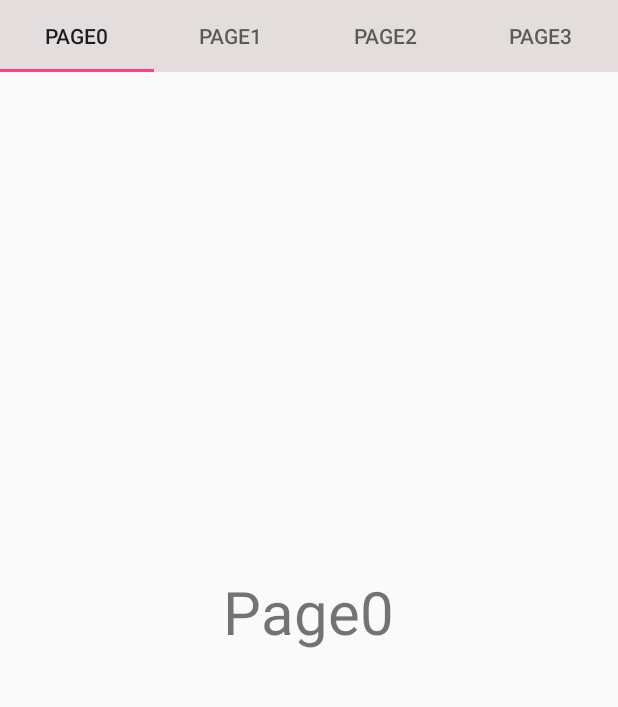
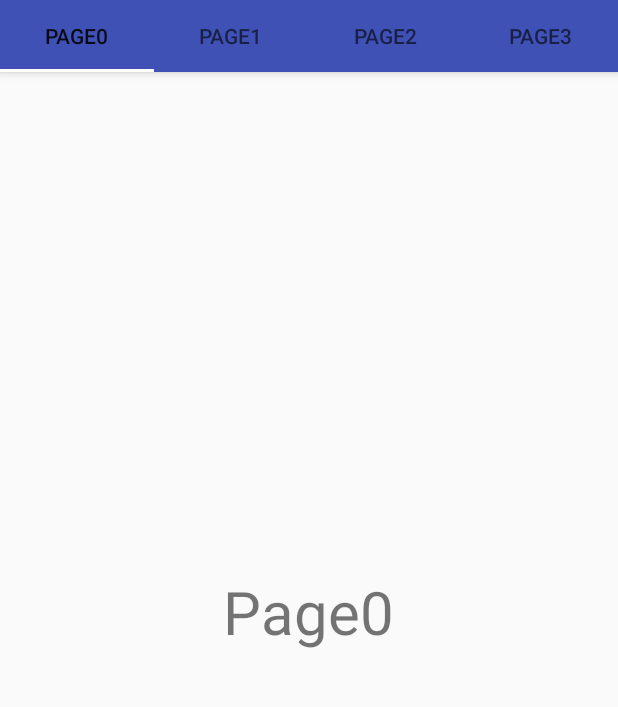
Before and after one commit to hptg1994/ViewPagerPractice, an Android app: the screen it shows after launch (MainActivity), on a phone screen of 412 x 824 dp, the part 84-791 px from its top. Run offline under Robolectric (Android 15) with nearby library versions, the phone set to English and light mode, and no system bars.

Commit message:
Debuging Finish and TEACHER IS USELESS

```diff
--- a/app/build.gradle
+++ b/app/build.gradle
@@ -26,6 +26,6 @@ dependencies {
     })
     compile 'com.android.support:appcompat-v7:26.+'
     compile 'com.android.support:design:26.+'
-    compile 'com.android.support.constraint:constraint-layout:1.0.2'
+//    compile 'com.android.support.constraint:constraint-layout:1.0.2'
     testCompile 'junit:junit:4.12'
 }
--- a/app/src/main/AndroidManifest.xml
+++ b/app/src/main/AndroidManifest.xml
@@ -6,13 +6,14 @@
         android:allowBackup="true"
         android:icon="@mipmap/ic_launcher"
         android:label="@string/app_name"
-        android:roundIcon="@mipmap/ic_launcher_round"
         android:supportsRtl="true"
         android:theme="@style/AppTheme">
-        <activity android:name=".MainActivity">
+
+        <activity
+            android:name=".MainActivity"
+            android:theme="@style/AppTheme.NoActionBarShadow">
             <intent-filter>
                 <action android:name="android.intent.action.MAIN" />
-
                 <category android:name="android.intent.category.LAUNCHER" />
             </intent-filter>
         </activity>
--- a/app/src/main/res/layout/activity_main.xml
+++ b/app/src/main/res/layout/activity_main.xml
@@ -1,6 +1,5 @@
 <?xml version="1.0" encoding="utf-8"?>
-<LinearLayout
-    xmlns:android="http://schemas.android.com/apk/res/android"
+<LinearLayout xmlns:android="http://schemas.android.com/apk/res/android"
     xmlns:app="http://schemas.android.com/apk/res-auto"
     xmlns:tools="http://schemas.android.com/tools"
     android:layout_width="match_parent"
@@ -8,13 +7,21 @@
     android:orientation="vertical"
     tools:context="edu.stevens.hptg.viewpagerpractice.MainActivity">
 
-    <android.support.design.widget.TabLayout
-        android:id="@+id/view_pager_tab"
+
+    <android.support.design.widget.AppBarLayout
         android:layout_width="match_parent"
-        android:layout_height="wrap_content"
-        android:background="@color/tab_bg"
-        app:tabMode="fixed"
-        app:tabGravity="fill"/>
+        android:layout_height="wrap_content">
+
+        <android.support.design.widget.TabLayout
+            android:id="@+id/view_pager_tab"
+            android:layout_width="match_parent"
+            android:layout_height="wrap_content"
+            android:background="@color/colorPrimary"
+            app:tabGravity="fill"
+            app:tabIndicatorColor="@color/tab_indicator_color"
+            app:tabMode="fixed" />
+
+    </android.support.design.widget.AppBarLayout>
 
     <android.support.v4.view.ViewPager
         android:id="@+id/view_pager"
--- a/app/src/main/res/layout/page_fragment.xml
+++ b/app/src/main/res/layout/page_fragment.xml
@@ -3,7 +3,7 @@
     android:layout_width="match_parent"
     android:layout_height="match_parent"
     xmlns:tools="http://schemas.android.com/tools"
-    android:orientation="vertical">
+    >
     <TextView
         android:id="@+id/text_view"
         android:layout_width="wrap_content"
--- a/app/src/main/res/values/colors.xml
+++ b/app/src/main/res/values/colors.xml
@@ -3,5 +3,6 @@
     <color name="colorPrimary">#3F51B5</color>
     <color name="colorPrimaryDark">#303F9F</color>
     <color name="colorAccent">#FF4081</color>
-    <color name="tab_bg">#338b6a6a</color>
+
+    <color name="tab_indicator_color">@android:color/white</color>
 </resources>
--- a/app/src/main/res/values/styles.xml
+++ b/app/src/main/res/values/styles.xml
@@ -8,4 +8,8 @@
         <item name="colorAccent">@color/colorAccent</item>
     </style>
 
+    <style name="AppTheme.NoActionBarShadow" parent="AppTheme">
+        <item name="android:windowContentOverlay">@null</item>
+    </style>
+
 </resources>
```
